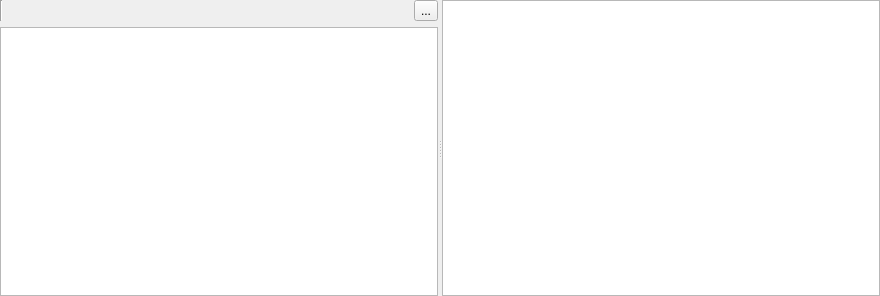
Before: the Qt Designer form Editor/src/Widget/Auxiliary/AuxTileSet.ui in GameOverture/HarmonyEngine, drawn with Qt 5.
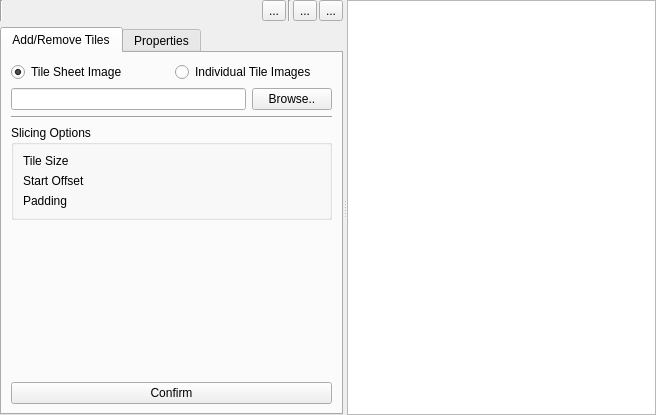
After: the same form once the commit is applied. Icons and pictures are not drawn. Custom widgets are drawn as their Qt base class.

Commit message: Atlas Manager serializes TileSets; TileSet importing now integrated into AuxTileSet and also now uses a QGraphicsScene; WgtVectorSpinBox has signal/slots hooked up

The edit to the form file:
```diff
--- a/Editor/src/Widget/Auxiliary/AuxTileSet.ui
+++ b/Editor/src/Widget/Auxiliary/AuxTileSet.ui
@@ -6,14 +6,14 @@
    <rect>
     <x>0</x>
     <y>0</y>
-    <width>880</width>
-    <height>296</height>
+    <width>656</width>
+    <height>415</height>
    </rect>
   </property>
   <property name="windowTitle">
    <string>Form</string>
   </property>
-  <layout class="QVBoxLayout" name="verticalLayout_2">
+  <layout class="QVBoxLayout" name="verticalLayout_3">
    <property name="leftMargin">
     <number>0</number>
    </property>
@@ -82,7 +82,28 @@
           </widget>
          </item>
          <item>
-          <widget class="QToolButton" name="btnImportTileSheet">
+          <widget class="QToolButton" name="toolButton">
+           <property name="text">
+            <string>...</string>
+           </property>
+          </widget>
+         </item>
+         <item>
+          <widget class="Line" name="line_2">
+           <property name="orientation">
+            <enum>Qt::Vertical</enum>
+           </property>
+          </widget>
+         </item>
+         <item>
+          <widget class="QToolButton" name="btnUndo">
+           <property name="text">
+            <string>...</string>
+           </property>
+          </widget>
+         </item>
+         <item>
+          <widget class="QToolButton" name="btnRedo">
            <property name="text">
             <string>...</string>
            </property>
@@ -91,7 +112,181 @@
         </layout>
        </item>
        <item>
-        <widget class="QTreeView" name="treeView"/>
+        <widget class="QTabWidget" name="tabWidget">
+         <property name="currentIndex">
+          <number>0</number>
+         </property>
+         <widget class="QWidget" name="tabAddRemove">
+          <attribute name="icon">
+           <iconset resource="../../../data/HyEditor.qrc">
+            <normaloff>:/icons16x16/generic-add.png</normaloff>:/icons16x16/generic-add.png</iconset>
+          </attribute>
+          <attribute name="title">
+           <string>Add/Remove Tiles</string>
+          </attribute>
+          <layout class="QVBoxLayout" name="verticalLayout_4">
+           <item>
+            <layout class="QHBoxLayout" name="horizontalLayout_4">
+             <item>
+              <widget class="QRadioButton" name="radTileSheet">
+               <property name="text">
+                <string>Tile Sheet Image</string>
+               </property>
+               <property name="checked">
+                <bool>true</bool>
+               </property>
+              </widget>
+             </item>
+             <item>
+              <widget class="QRadioButton" name="radTileImages">
+               <property name="text">
+                <string>Individual Tile Images</string>
+               </property>
+              </widget>
+             </item>
+            </layout>
+           </item>
+           <item>
+            <layout class="QHBoxLayout" name="horizontalLayout_2">
+             <item>
+              <widget class="QLineEdit" name="txtImagePath">
+               <property name="readOnly">
+                <bool>true</bool>
+               </property>
+              </widget>
+             </item>
+             <item>
+              <widget class="QPushButton" name="btnImageBrowse">
+               <property name="text">
+                <string>Browse..</string>
+               </property>
+              </widget>
+             </item>
+            </layout>
+           </item>
+           <item>
+            <widget class="Line" name="line_4">
+             <property name="orientation">
+              <enum>Qt::Horizontal</enum>
+             </property>
+            </widget>
+           </item>
+           <item>
+            <widget class="QGroupBox" name="grpSlicingOptions">
+             <property name="title">
+              <string>Slicing Options</string>
+             </property>
+             <layout class="QFormLayout" name="formLayout">
+              <item row="0" column="0">
+               <widget class="QLabel" name="label_2">
+                <property name="toolTip">
+                 <string>The size of each tile within the tile sheet. The TileSet will use the largest tiles' size for all tiles</string>
+                </property>
+                <property name="text">
+                 <string>Tile Size</string>
+                </property>
+               </widget>
+              </item>
+              <item row="1" column="0">
+               <widget class="QLabel" name="label_5">
+                <property name="toolTip">
+                 <string>The margins on the tile sheet's top left edges where the tiles begin</string>
+                </property>
+                <property name="text">
+                 <string>Start Offset</string>
+                </property>
+               </widget>
+              </item>
+              <item row="2" column="0">
+               <widget class="QLabel" name="label_8">
+                <property name="toolTip">
+                 <string>The separation between each tile on the sheet in pixels</string>
+                </property>
+                <property name="text">
+                 <string>Padding</string>
+                </property>
+               </widget>
+              </item>
+              <item row="0" column="1">
+               <widget class="WgtVectorSpinBox" name="vsbTileSize" native="true"/>
+              </item>
+              <item row="1" column="1">
+               <widget class="WgtVectorSpinBox" name="vsbStartOffset" native="true"/>
+              </item>
+              <item row="2" column="1">
+               <widget class="WgtVectorSpinBox" name="vsbPadding" native="true"/>
+              </item>
+             </layout>
+            </widget>
+           </item>
+           <item>
+            <spacer name="verticalSpacer">
+             <property name="orientation">
+              <enum>Qt::Vertical</enum>
+             </property>
+             <property name="sizeHint" stdset="0">
+              <size>
+               <width>20</width>
+               <height>40</height>
+              </size>
+             </property>
+            </spacer>
+           </item>
+           <item>
+            <widget class="QLabel" name="lblError">
+             <property name="sizePolicy">
+              <sizepolicy hsizetype="Preferred" vsizetype="Minimum">
+               <horstretch>0</horstretch>
+               <verstretch>0</verstretch>
+              </sizepolicy>
+             </property>
+             <property name="text">
+              <string/>
+             </property>
+             <property name="textFormat">
+              <enum>Qt::AutoText</enum>
+             </property>
+             <property name="alignment">
+              <set>Qt::AlignRight|Qt::AlignTrailing|Qt::AlignVCenter</set>
+             </property>
+            </widget>
+           </item>
+           <item>
+            <widget class="QPushButton" name="btnConfirmAddRemove">
+             <property name="text">
+              <string>Confirm</string>
+             </property>
+            </widget>
+           </item>
+          </layout>
+         </widget>
+         <widget class="QWidget" name="tabProperties">
+          <attribute name="icon">
+           <iconset resource="../../../data/HyEditor.qrc">
+            <normaloff>:/icons16x16/items/TileSet-Settings.png</normaloff>:/icons16x16/items/TileSet-Settings.png</iconset>
+          </attribute>
+          <attribute name="title">
+           <string>Properties</string>
+          </attribute>
+          <layout class="QVBoxLayout" name="verticalLayout_2">
+           <property name="leftMargin">
+            <number>0</number>
+           </property>
+           <property name="topMargin">
+            <number>0</number>
+           </property>
+           <property name="rightMargin">
+            <number>0</number>
+           </property>
+           <property name="bottomMargin">
+            <number>0</number>
+           </property>
+           <item>
+            <widget class="QTreeView" name="treeView"/>
+           </item>
+          </layout>
+         </widget>
+        </widget>
        </item>
       </layout>
      </widget>
@@ -112,6 +307,14 @@
    </property>
   </action>
  </widget>
+ <customwidgets>
+  <customwidget>
+   <class>WgtVectorSpinBox</class>
+   <extends>QWidget</extends>
+   <header>WgtVectorSpinBox.h</header>
+   <container>1</container>
+  </customwidget>
+ </customwidgets>
  <resources>
   <include location="../../../data/HyEditor.qrc"/>
  </resources>
```
Left out of the diff: 61 changed lines with no effect on the pictures. The commit also changes 16 other files.
